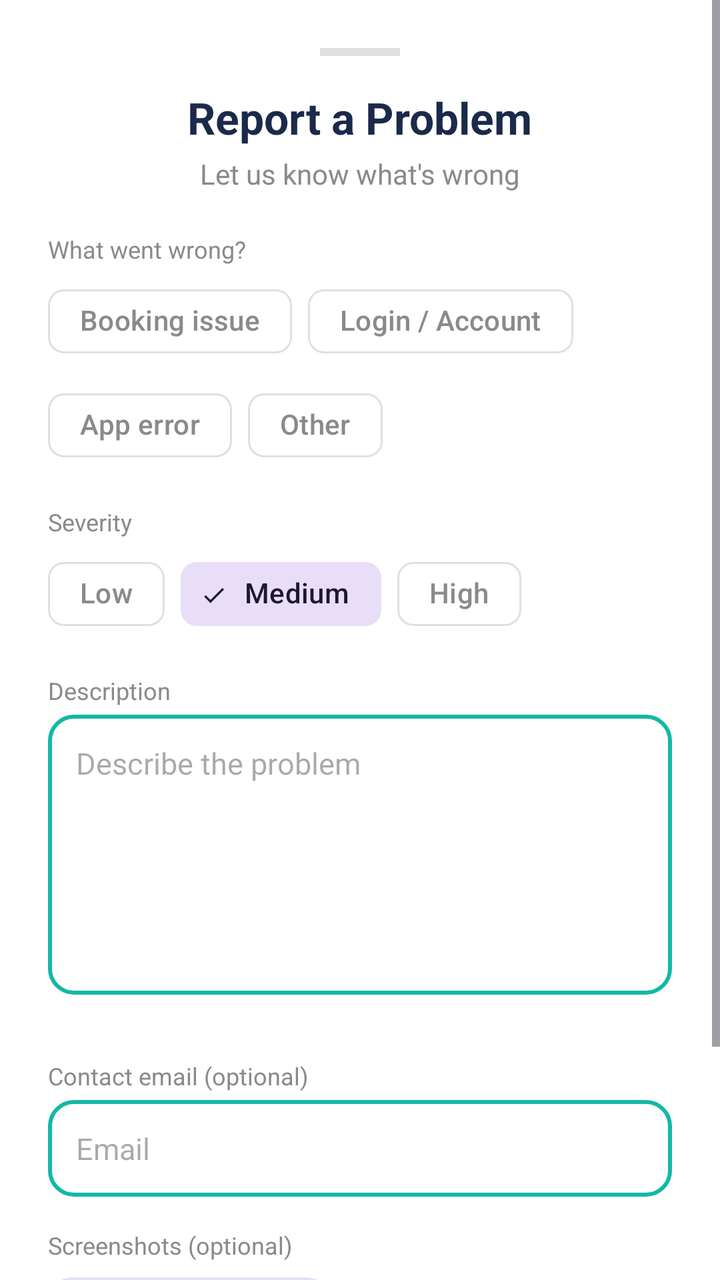
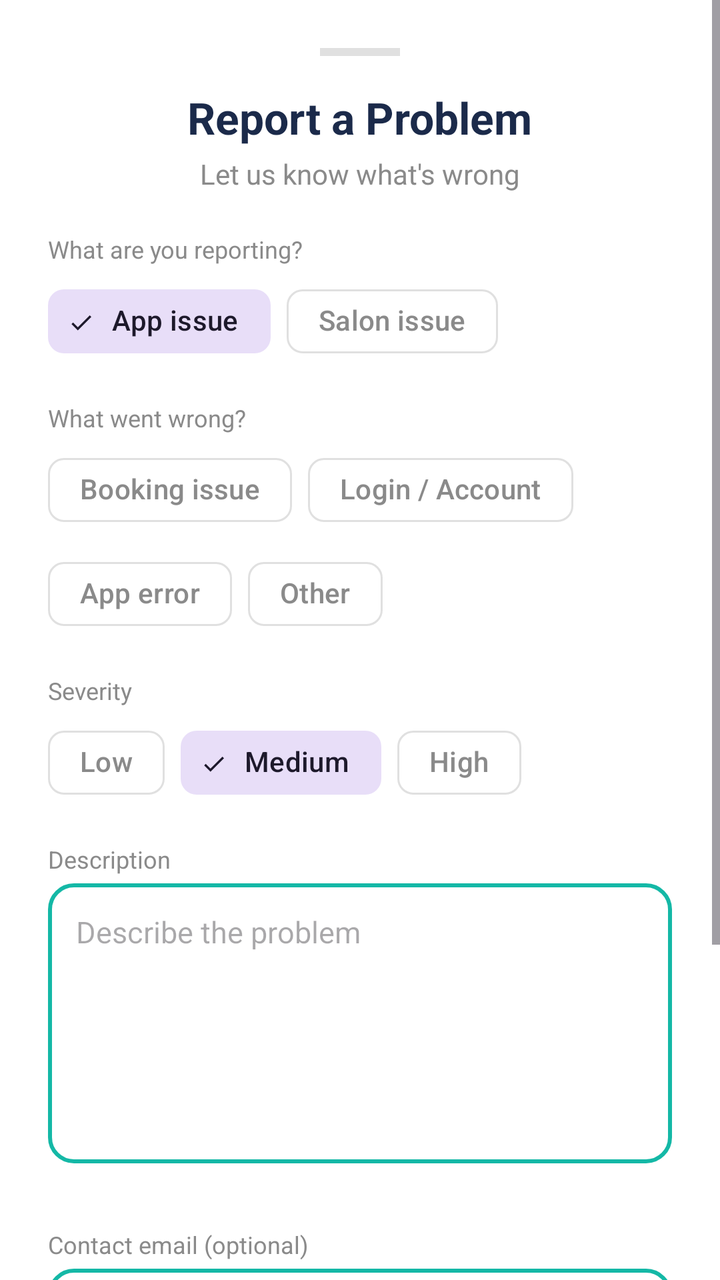

Compare the two renders of this Android layout. The source of the first and the diff that turns it into the second are given below.
<!-- AndroidManifest.xml: application theme Theme.HairGo -->
<!-- res/layout/bottom_sheet_report_problem.xml -->
<?xml version="1.0" encoding="utf-8"?>
<ScrollView
    xmlns:android="http://schemas.android.com/apk/res/android"
    xmlns:app="http://schemas.android.com/apk/res-auto"
    android:layout_width="match_parent"
    android:layout_height="wrap_content"
    android:background="@color/surface"
    android:fillViewport="true">

    <LinearLayout
        android:layout_width="match_parent"
        android:layout_height="wrap_content"
        android:orientation="vertical"
        android:padding="24dp">

        <View
            android:layout_width="40dp"
            android:layout_height="4dp"
            android:layout_gravity="center_horizontal"
            android:background="@color/grey_border"
            android:layout_marginBottom="16dp" />

        <TextView
            android:id="@+id/tvSheetTitle"
            android:layout_width="wrap_content"
            android:layout_height="wrap_content"
            android:text="@string/report_a_problem_title"
            android:textColor="@color/heading"
            android:textSize="22sp"
            android:textStyle="bold"
            android:layout_gravity="center_horizontal" />

        <TextView
            android:id="@+id/tvSheetSubtitle"
            android:layout_width="wrap_content"
            android:layout_height="wrap_content"
            android:layout_gravity="center_horizontal"
            android:layout_marginTop="4dp"
            android:text="@string/let_us_know_whats_wrong_with_the_app"
            android:textColor="@color/grey_medium"
            android:textSize="14sp" />

        
        <TextView
            android:layout_width="wrap_content"
            android:layout_height="wrap_content"
            android:layout_marginTop="20dp"
            android:text="@string/report_category_label"
            android:textColor="@color/grey_medium"
            android:textSize="12sp" />

        <com.google.android.material.chip.ChipGroup
            android:id="@+id/cgCategory"
            android:layout_width="match_parent"
            android:layout_height="wrap_content"
            android:layout_marginTop="4dp"
            app:chipSpacingHorizontal="8dp"
            app:chipSpacingVertical="4dp"
            app:selectionRequired="true"
            app:singleSelection="true">

            <com.google.android.material.chip.Chip
                android:id="@+id/chipCategoryBooking"
                style="@style/Widget.Material3.Chip.Filter"
                android:layout_width="wrap_content"
                android:layout_height="wrap_content"
                android:text="@string/report_category_booking" />

            <com.google.android.material.chip.Chip
                android:id="@+id/chipCategoryLogin"
                style="@style/Widget.Material3.Chip.Filter"
                android:layout_width="wrap_content"
                android:layout_height="wrap_content"
                android:text="@string/report_category_login" />

            <com.google.android.material.chip.Chip
                android:id="@+id/chipCategoryAppError"
                style="@style/Widget.Material3.Chip.Filter"
                android:layout_width="wrap_content"
                android:layout_height="wrap_content"
                android:text="@string/report_category_app_error" />

            <com.google.android.material.chip.Chip
                android:id="@+id/chipCategoryOther"
                style="@style/Widget.Material3.Chip.Filter"
                android:layout_width="wrap_content"
                android:layout_height="wrap_content"
                android:text="@string/report_category_other" />
        </com.google.android.material.chip.ChipGroup>

        <TextView
            android:id="@+id/tvCategoryError"
            android:layout_width="wrap_content"
            android:layout_height="wrap_content"
            android:layout_marginTop="2dp"
            android:text="@string/report_category_required"
            android:textColor="@color/error_dark"
            android:textSize="12sp"
            android:visibility="gone" />

        
        <TextView
            android:layout_width="wrap_content"
            android:layout_height="wrap_content"
            android:layout_marginTop="16dp"
            android:text="@string/report_severity_label"
            android:textColor="@color/grey_medium"
            android:textSize="12sp" />

        <com.google.android.material.chip.ChipGroup
            android:id="@+id/cgSeverity"
            android:layout_width="match_parent"
            android:layout_height="wrap_content"
            android:layout_marginTop="4dp"
            app:chipSpacingHorizontal="8dp"
            app:chipSpacingVertical="4dp"
            app:selectionRequired="true"
            app:singleSelection="true">

            <com.google.android.material.chip.Chip
                android:id="@+id/chipSeverityLow"
                style="@style/Widget.Material3.Chip.Filter"
                android:layout_width="wrap_content"
                android:layout_height="wrap_content"
                android:text="@string/report_severity_low" />

            <com.google.android.material.chip.Chip
                android:id="@+id/chipSeverityMedium"
                style="@style/Widget.Material3.Chip.Filter"
                android:layout_width="wrap_content"
                android:layout_height="wrap_content"
                android:checked="true"
                android:text="@string/report_severity_medium" />

            <com.google.android.material.chip.Chip
                android:id="@+id/chipSeverityHigh"
                style="@style/Widget.Material3.Chip.Filter"
                android:layout_width="wrap_content"
                android:layout_height="wrap_content"
                android:text="@string/report_severity_high" />
        </com.google.android.material.chip.ChipGroup>

        
        <TextView
            android:layout_width="wrap_content"
            android:layout_height="wrap_content"
            android:layout_marginTop="16dp"
            android:text="@string/description"
            android:textColor="@color/grey_medium"
            android:textSize="12sp" />

        <EditText
            android:id="@+id/etProblemDescription"
            android:layout_width="match_parent"
            android:layout_height="140dp"
            android:layout_marginTop="4dp"
            android:background="@drawable/bg_input_rounded"
            android:gravity="top"
            android:hint="@string/describe_the_problem"
            android:importantForAutofill="yes"
            android:autofillHints="none"
            android:inputType="textMultiLine|textCapSentences"
            android:padding="14dp"
            android:textColor="@color/grey_dark"
            android:textSize="15sp" />

        <TextView
            android:id="@+id/tvCharCounter"
            android:layout_width="wrap_content"
            android:layout_height="wrap_content"
            android:layout_gravity="end"
            android:layout_marginTop="4dp"
            android:textColor="@color/grey_medium"
            android:textSize="12sp" />

        
        <TextView
            android:layout_width="wrap_content"
            android:layout_height="wrap_content"
            android:layout_marginTop="12dp"
            android:text="@string/report_contact_email"
            android:textColor="@color/grey_medium"
            android:textSize="12sp" />

        <EditText
            android:id="@+id/etContactEmail"
            android:layout_width="match_parent"
            android:layout_height="wrap_content"
            android:layout_marginTop="4dp"
            android:background="@drawable/bg_input_rounded"
            android:hint="@string/email_address"
            android:importantForAutofill="no"
            android:inputType="textEmailAddress"
            android:padding="14dp"
            android:textColor="@color/grey_dark"
            android:textSize="15sp" />

        
        <TextView
            android:id="@+id/tvScreenshotLabel"
            android:layout_width="wrap_content"
            android:layout_height="wrap_content"
            android:layout_marginTop="16dp"
            android:text="@string/report_screenshots_label"
            android:textColor="@color/grey_medium"
            android:textSize="12sp" />

        <LinearLayout
            android:layout_width="match_parent"
            android:layout_height="wrap_content"
            android:layout_marginTop="4dp"
            android:gravity="center_vertical"
            android:orientation="horizontal">

            <com.google.android.material.button.MaterialButton
                android:id="@+id/btnAddScreenshot"
                style="@style/Widget.Material3.Button.TonalButton"
                android:layout_width="wrap_content"
                android:layout_height="44dp"
                android:text="@string/report_add_screenshot"
                android:textAllCaps="false"
                android:textSize="13sp"
                app:cornerRadius="12dp" />

            <HorizontalScrollView
                android:layout_width="0dp"
                android:layout_height="wrap_content"
                android:layout_weight="1"
                android:scrollbars="none">

                <LinearLayout
                    android:id="@+id/llScreenshotThumbs"
                    android:layout_width="wrap_content"
                    android:layout_height="wrap_content"
                    android:layout_marginStart="8dp"
                    android:orientation="horizontal" />
            </HorizontalScrollView>
        </LinearLayout>

        <TextView
            android:id="@+id/tvScreenshotError"
            android:layout_width="wrap_content"
            android:layout_height="wrap_content"
            android:layout_marginTop="2dp"
            android:text="@string/report_max_screenshots"
            android:textColor="@color/error_dark"
            android:textSize="12sp"
            android:visibility="gone" />

        <com.google.android.material.button.MaterialButton
            android:id="@+id/btnSubmitReport"
            android:layout_width="match_parent"
            android:layout_height="56dp"
            android:layout_marginTop="24dp"
            android:backgroundTint="@color/navy"
            android:text="@string/submit_report"
            android:textAllCaps="false"
            android:textColor="@color/white"
            android:textSize="16sp"
            app:cornerRadius="12dp" />

    </LinearLayout>
</ScrollView>
<!-- resources referenced by this layout -->
<resources>
  <color name="error_dark">#B3261E</color>
  <color name="grey_border">#E0E0E0</color>
  <color name="grey_dark">#333333</color>
  <color name="grey_medium">#8A8A8A</color>
  <color name="heading">#1B2A4A</color>
  <color name="navy">#1B2A4A</color>
  <color name="surface">#FFFFFF</color>
  <color name="white">#FFFFFF</color>
  <!-- drawable bg_input_rounded (drawable) -->
  <?xml version="1.0" encoding="utf-8"?>
  <shape xmlns:android="http://schemas.android.com/apk/res/android"
      android:shape="rectangle">
      <solid android:color="@color/surface" />
      <stroke
          android:width="2dp"
          android:color="@color/teal" />
      <corners android:radius="12dp" />
  </shape>
  <string name="describe_the_problem">Describe the problem</string>
  <string name="description">Description</string>
  <string name="email_address">Email</string>
  <string name="let_us_know_whats_wrong_with_the_app">Let us know what\'s wrong</string>
  <string name="report_a_problem_title">Report a Problem</string>
  <string name="report_add_screenshot">Add screenshot</string>
  <string name="report_category_app_error">App error</string>
  <string name="report_category_booking">Booking issue</string>
  <string name="report_category_label">What went wrong?</string>
  <string name="report_category_login">Login / Account</string>
  <string name="report_category_other">Other</string>
  <string name="report_category_required">Please choose a category</string>
  <string name="report_contact_email">Contact email (optional)</string>
  <string name="report_max_screenshots">You can attach up to 3 screenshots</string>
  <string name="report_screenshots_label">Screenshots (optional)</string>
  <string name="report_severity_high">High</string>
  <string name="report_severity_label">Severity</string>
  <string name="report_severity_low">Low</string>
  <string name="report_severity_medium">Medium</string>
  <string name="submit_report">Submit Report</string>
  <style name="Theme.HairGo" parent="Base.Theme.HairGo">
          <item name="snackbarStyle">@style/Widget.HairGo.Snackbar</item>
      </style>
  <color name="teal">#14B8A6</color>
  <style name="Base.Theme.HairGo" parent="Theme.Material3.DayNight.NoActionBar">
          <item name="colorPrimary">@color/teal</item>
          <item name="colorOnPrimary">@color/white</item>
          <item name="colorSurface">@color/surface</item>
          <item name="colorOnSurface">@color/text_primary</item>
          <item name="colorSurfaceVariant">@color/grey_light</item>
          <item name="colorOnSurfaceVariant">@color/grey_medium</item>
          <item name="colorOutline">@color/grey_border</item>
          <item name="android:colorBackground">@color/grey_light</item>
      </style>
  <style name="Widget.HairGo.Snackbar" parent="Widget.Material3.Snackbar">
          <item name="backgroundTint">@color/navy</item>
          <item name="android:textColor">@color/white</item>
          <item name="shapeAppearanceOverlay">@style/ShapeAppearanceOverlay.HairGo_Snackbar</item>
      </style>
  <color name="text_primary">#1A1A1A</color>
  <color name="grey_light">#F2F2F2</color>
  <style name="ShapeAppearanceOverlay.HairGo_Snackbar" parent="">
          <item name="cornerFamily">rounded</item>
          <item name="cornerSize">16dp</item>
      </style>
</resources>

<!-- the commit's change to res/layout/bottom_sheet_report_problem.xml (unified diff, before → after) -->
@@ -45,12 +45,12 @@
             android:layout_width="wrap_content"
             android:layout_height="wrap_content"
             android:layout_marginTop="20dp"
-            android:text="@string/report_category_label"
+            android:text="@string/report_type_label"
             android:textColor="@color/grey_medium"
             android:textSize="12sp" />
 
         <com.google.android.material.chip.ChipGroup
-            android:id="@+id/cgCategory"
+            android:id="@+id/cgReportType"
             android:layout_width="match_parent"
             android:layout_height="wrap_content"
             android:layout_marginTop="4dp"
@@ -60,43 +60,183 @@
             app:singleSelection="true">
 
             <com.google.android.material.chip.Chip
-                android:id="@+id/chipCategoryBooking"
+                android:id="@+id/chipTypeApp"
                 style="@style/Widget.Material3.Chip.Filter"
                 android:layout_width="wrap_content"
                 android:layout_height="wrap_content"
-                android:text="@string/report_category_booking" />
+                android:checked="true"
+                android:text="@string/report_type_app" />
 
             <com.google.android.material.chip.Chip
-                android:id="@+id/chipCategoryLogin"
+                android:id="@+id/chipTypeSalon"
                 style="@style/Widget.Material3.Chip.Filter"
                 android:layout_width="wrap_content"
                 android:layout_height="wrap_content"
-                android:text="@string/report_category_login" />
-
-            <com.google.android.material.chip.Chip
-                android:id="@+id/chipCategoryAppError"
-                style="@style/Widget.Material3.Chip.Filter"
-                android:layout_width="wrap_content"
-                android:layout_height="wrap_content"
-                android:text="@string/report_category_app_error" />
-
-            <com.google.android.material.chip.Chip
-                android:id="@+id/chipCategoryOther"
-                style="@style/Widget.Material3.Chip.Filter"
-                android:layout_width="wrap_content"
-                android:layout_height="wrap_content"
-                android:text="@string/report_category_other" />
+                android:text="@string/report_type_salon" />
         </com.google.android.material.chip.ChipGroup>
 
-        <TextView
-            android:id="@+id/tvCategoryError"
-            android:layout_width="wrap_content"
-            android:layout_height="wrap_content"
-            android:layout_marginTop="2dp"
-            android:text="@string/report_category_required"
-            android:textColor="@color/error_dark"
-            android:textSize="12sp"
-            android:visibility="gone" />
+        
+        <LinearLayout
+            android:id="@+id/llAppCategory"
+            android:layout_width="match_parent"
+            android:layout_height="wrap_content"
+            android:orientation="vertical">
+
+            <TextView
+                android:layout_width="wrap_content"
+                android:layout_height="wrap_content"
+                android:layout_marginTop="16dp"
+                android:text="@string/report_category_label"
+                android:textColor="@color/grey_medium"
+                android:textSize="12sp" />
+
+            <com.google.android.material.chip.ChipGroup
+                android:id="@+id/cgCategory"
+                android:layout_width="match_parent"
+                android:layout_height="wrap_content"
+                android:layout_marginTop="4dp"
+                app:chipSpacingHorizontal="8dp"
+                app:chipSpacingVertical="4dp"
+                app:selectionRequired="true"
+                app:singleSelection="true">
+
+                <com.google.android.material.chip.Chip
+                    android:id="@+id/chipCategoryBooking"
+                    style="@style/Widget.Material3.Chip.Filter"
+                    android:layout_width="wrap_content"
+                    android:layout_height="wrap_content"
+                    android:text="@string/report_category_booking" />
+
+                <com.google.android.material.chip.Chip
+                    android:id="@+id/chipCategoryLogin"
+                    style="@style/Widget.Material3.Chip.Filter"
+                    android:layout_width="wrap_content"
+                    android:layout_height="wrap_content"
+                    android:text="@string/report_category_login" />
+
+                <com.google.android.material.chip.Chip
+                    android:id="@+id/chipCategoryAppError"
+                    style="@style/Widget.Material3.Chip.Filter"
+                    android:layout_width="wrap_content"
+                    android:layout_height="wrap_content"
+                    android:text="@string/report_category_app_error" />
+
+                <com.google.android.material.chip.Chip
+                    android:id="@+id/chipCategoryOther"
+                    style="@style/Widget.Material3.Chip.Filter"
+                    android:layout_width="wrap_content"
+                    android:layout_height="wrap_content"
+                    android:text="@string/report_category_other" />
+            </com.google.android.material.chip.ChipGroup>
+
+            <TextView
+                android:id="@+id/tvCategoryError"
+                android:layout_width="wrap_content"
+                android:layout_height="wrap_content"
+                android:layout_marginTop="2dp"
+                android:text="@string/report_category_required"
+                android:textColor="@color/error_dark"
+                android:textSize="12sp"
+                android:visibility="gone" />
+        </LinearLayout>
+
+        
+        <LinearLayout
+            android:id="@+id/llSalonFields"
+            android:layout_width="match_parent"
+            android:layout_height="wrap_content"
+            android:orientation="vertical"
+            android:visibility="gone">
+
+            <TextView
+                android:layout_width="wrap_content"
+                android:layout_height="wrap_content"
+                android:layout_marginTop="16dp"
+                android:text="@string/report_salon_label"
+                android:textColor="@color/grey_medium"
+                android:textSize="12sp" />
+
+            <android.widget.AutoCompleteTextView
+                android:id="@+id/actSalon"
+                android:layout_width="match_parent"
+                android:layout_height="wrap_content"
+                android:layout_marginTop="4dp"
+                android:background="@drawable/bg_input_rounded"
+                android:hint="@string/report_salon_hint"
+                android:importantForAutofill="no"
+                android:inputType="text"
+                android:maxLines="1"
+                android:padding="14dp"
+                android:textColor="@color/grey_dark"
+                android:textSize="15sp" />
+
+            <TextView
+                android:id="@+id/tvSalonError"
+                android:layout_width="wrap_content"
+                android:layout_height="wrap_content"
+                android:layout_marginTop="2dp"
+                android:text="@string/report_salon_required"
+                android:textColor="@color/error_dark"
+                android:textSize="12sp"
+                android:visibility="gone" />
+
+            <TextView
+                android:layout_width="wrap_content"
+                android:layout_height="wrap_content"
+                android:layout_marginTop="16dp"
+                android:text="@string/report_salon_category_label"
+                android:textColor="@color/grey_medium"
+                android:textSize="12sp" />
+
+            <com.google.android.material.chip.ChipGroup
+                android:id="@+id/cgSalonCategory"
+                android:layout_width="match_parent"
+                android:layout_height="wrap_content"
+                android:layout_marginTop="4dp"
+                app:chipSpacingHorizontal="8dp"
+                app:chipSpacingVertical="4dp"
+                app:selectionRequired="true"
+                app:singleSelection="true">
+
+                <com.google.android.material.chip.Chip
+                    android:id="@+id/chipSalonScam"
+                    style="@style/Widget.Material3.Chip.Filter"
+                    android:layout_width="wrap_content"
+                    android:layout_height="wrap_content"
+                    android:text="@string/report_category_scam" />
+
+                <com.google.android.material.chip.Chip
+                    android:id="@+id/chipSalonSafety"
+                    style="@style/Widget.Material3.Chip.Filter"
+                    android:layout_width="wrap_content"
+                    android:layout_height="wrap_content"
+                    android:text="@string/report_category_safety" />
+
+                <com.google.android.material.chip.Chip
+                    android:id="@+id/chipSalonHarassment"
+                    style="@style/Widget.Material3.Chip.Filter"
+                    android:layout_width="wrap_content"
+                    android:layout_height="wrap_content"
+                    android:text="@string/report_category_harassment" />
+
+                <com.google.android.material.chip.Chip
+                    android:id="@+id/chipSalonOther"
+                    style="@style/Widget.Material3.Chip.Filter"
+                    android:layout_width="wrap_content"
+                    android:layout_height="wrap_content"
+                    android:text="@string/report_category_other" />
+            </com.google.android.material.chip.ChipGroup>
+
+            <TextView
+                android:id="@+id/tvSalonCategoryError"
+                android:layout_width="wrap_content"
+                android:layout_height="wrap_content"
+                android:layout_marginTop="2dp"
+                android:text="@string/report_salon_category_required"
+                android:textColor="@color/error_dark"
+                android:textSize="12sp"
+                android:visibility="gone" />
+        </LinearLayout>
 
         
         <TextView
<!-- resource entries referenced after the edit -->
@@ -26,17 +26,28 @@
   <string name="report_add_screenshot">Add screenshot</string>
   <string name="report_category_app_error">App error</string>
   <string name="report_category_booking">Booking issue</string>
+  <string name="report_category_harassment">Harassment</string>
   <string name="report_category_label">What went wrong?</string>
   <string name="report_category_login">Login / Account</string>
   <string name="report_category_other">Other</string>
   <string name="report_category_required">Please choose a category</string>
+  <string name="report_category_safety">Safety concern</string>
+  <string name="report_category_scam">Scam</string>
   <string name="report_contact_email">Contact email (optional)</string>
   <string name="report_max_screenshots">You can attach up to 3 screenshots</string>
+  <string name="report_salon_category_label">What kind of issue?</string>
+  <string name="report_salon_category_required">Please choose a category</string>
+  <string name="report_salon_hint">Search for a salon</string>
+  <string name="report_salon_label">Which salon?</string>
+  <string name="report_salon_required">Please choose a salon</string>
   <string name="report_screenshots_label">Screenshots (optional)</string>
   <string name="report_severity_high">High</string>
   <string name="report_severity_label">Severity</string>
   <string name="report_severity_low">Low</string>
   <string name="report_severity_medium">Medium</string>
+  <string name="report_type_app">App issue</string>
+  <string name="report_type_label">What are you reporting?</string>
+  <string name="report_type_salon">Salon issue</string>
   <string name="submit_report">Submit Report</string>
   <style name="Theme.HairGo" parent="Base.Theme.HairGo">
           <item name="snackbarStyle">@style/Widget.HairGo.Snackbar</item>
